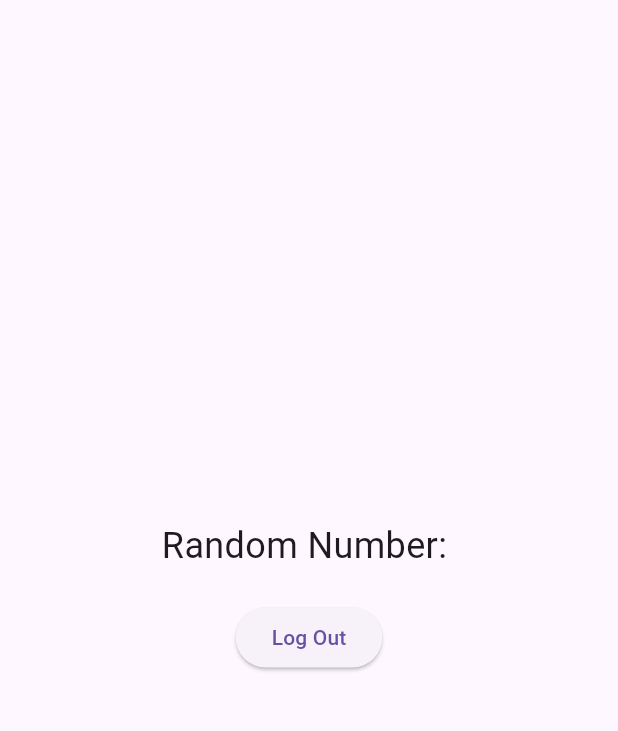
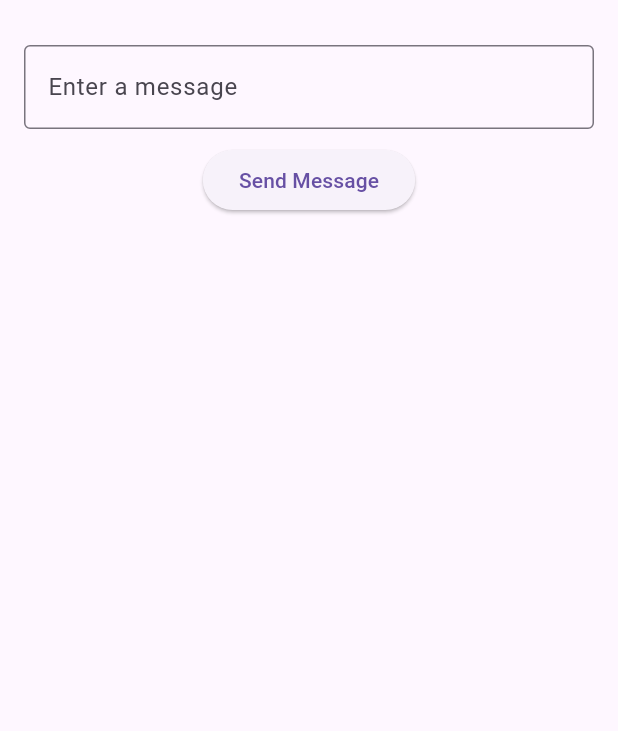
Before and after one commit to mmswflow-upb/monitor_iot_client, a Flutter app: the HomePage screen opened directly, on a phone screen of 412 x 824 dp, the part 63-794 px from its top. Run offline on Flutter 3.47's test engine with Material 3 defaults, Android fonts, the phone set to English and light mode, and no system bars; our stand-ins replace flutter_dotenv, shared_preferences; accounts and stored records are empty.

Commit message:
Added text field to client app
Text field for broadcasting messages across socket connections associated with the same user id

```diff
--- a/lib/home_page.dart
+++ b/lib/home_page.dart
@@ -14,8 +14,9 @@ class HomePage extends StatefulWidget {
 }
 
 class _HomePageState extends State<HomePage> {
-  String _number = '';
+  String _inputText = ''; // To hold the TextField input
   late IOWebSocketChannel channel;
+  List<String> _messages = []; // To store received messages
 
   @override
   void initState() {
@@ -29,7 +30,7 @@ class _HomePageState extends State<HomePage> {
     String? userId = prefs.getString('user_id');
 
     if (token != null && userId != null) {
-      final String? apiUrl = dotenv.env['REMOTE_API_SOCKET_URL'];
+      final String? apiUrl = dotenv.env['LOCAL_API_SOCKET_URL'];
 
       if (apiUrl == null) {
         _showDialog("Error", "WebSocket URL is not set. Please check the configuration.");
@@ -43,9 +44,14 @@ class _HomePageState extends State<HomePage> {
       channel = IOWebSocketChannel.connect(uri);
 
       channel.stream.listen((message) {
-        final data = jsonDecode(message);
         setState(() {
-          _number = data['number'].toString();
+          // Handle all types of data (JSON, String, or Number)
+          try {
+            final decoded = jsonDecode(message); // Try parsing as JSON
+            _messages.add('Received JSON: $decoded');
+          } catch (e) {
+            _messages.add('Received: $message'); // Fallback for non-JSON
+          }
         });
       }, onError: (error) {
         print('WebSocket error: $error');
@@ -76,7 +82,20 @@ class _HomePageState extends State<HomePage> {
     print('JWT token and user ID removed');
   }
 
+  @override
+  void dispose() {
+    if (channel != null) {
+      channel.sink.close();
+      print("WebSocket connection closed.");
+    }
+    super.dispose();
+  }
+
   void _logout() async {
+    if (channel != null) {
+      channel.sink.close();
+      print("WebSocket connection closed during logout.");
+    }
     await removeToken();
     Navigator.pushReplacement(
       context,
@@ -84,11 +103,25 @@ class _HomePageState extends State<HomePage> {
     );
   }
 
-  @override
-  void dispose() {
-    channel.sink.close();
-    super.dispose();
+  void _sendMessage() {
+    if (_inputText.isNotEmpty) {
+      try {
+        channel.sink.add(_inputText); // Send the text to the WebSocket server
+        print("Message sent: $_inputText");
+        setState(() {
+          _messages.add('Sent: $_inputText'); // Add sent message to log
+          _inputText = ''; // Clear the input field after sending
+        });
+      } catch (e) {
+        print("Error sending message: $e");
+        _showDialog("Error", "Failed to send message to the server.");
+      }
+    } else {
+      _showDialog("Error", "Input field is empty.");
+    }
   }
+
+
 
   // Build method
   @override
@@ -103,18 +136,36 @@ class _HomePageState extends State<HomePage> {
           ),
         ],
       ),
-      body: Center(
+      body: Padding(
+        padding: const EdgeInsets.all(16.0),
         child: Column(
-          mainAxisAlignment: MainAxisAlignment.center,
           children: [
-            Text(
-              'Random Number: $_number',
-              style: const TextStyle(fontSize: 24),
+            TextField(
+              decoration: const InputDecoration(
+                labelText: 'Enter a message',
+                border: OutlineInputBorder(),
+              ),
+              onChanged: (value) {
+                setState(() {
+                  _inputText = value;
+                });
+              },
+            ),
+            const SizedBox(height: 10),
+            ElevatedButton(
+              onPressed: _sendMessage,
+              child: const Text('Send Message'),
             ),
             const SizedBox(height: 20),
-            ElevatedButton(
-              onPressed: _logout,
-              child: const Text('Log Out'),
+            Expanded(
+              child: ListView.builder(
+                itemCount: _messages.length,
+                itemBuilder: (context, index) {
+                  return ListTile(
+                    title: Text(_messages[index]),
+                  );
+                },
+              ),
             ),
           ],
         ),
--- a/lib/login_page.dart
+++ b/lib/login_page.dart
@@ -24,7 +24,7 @@ class _LoginPageState extends State<LoginPage> {
     final String email = _emailController.text.trim();
     final String password = _passwordController.text;
 
-    final String? apiUrl = dotenv.env['REMOTE_API_URL'];
+    final String? apiUrl = dotenv.env['LOCAL_API_URL'];
     final url = Uri.parse('$apiUrl/login');
 
     try {
```
